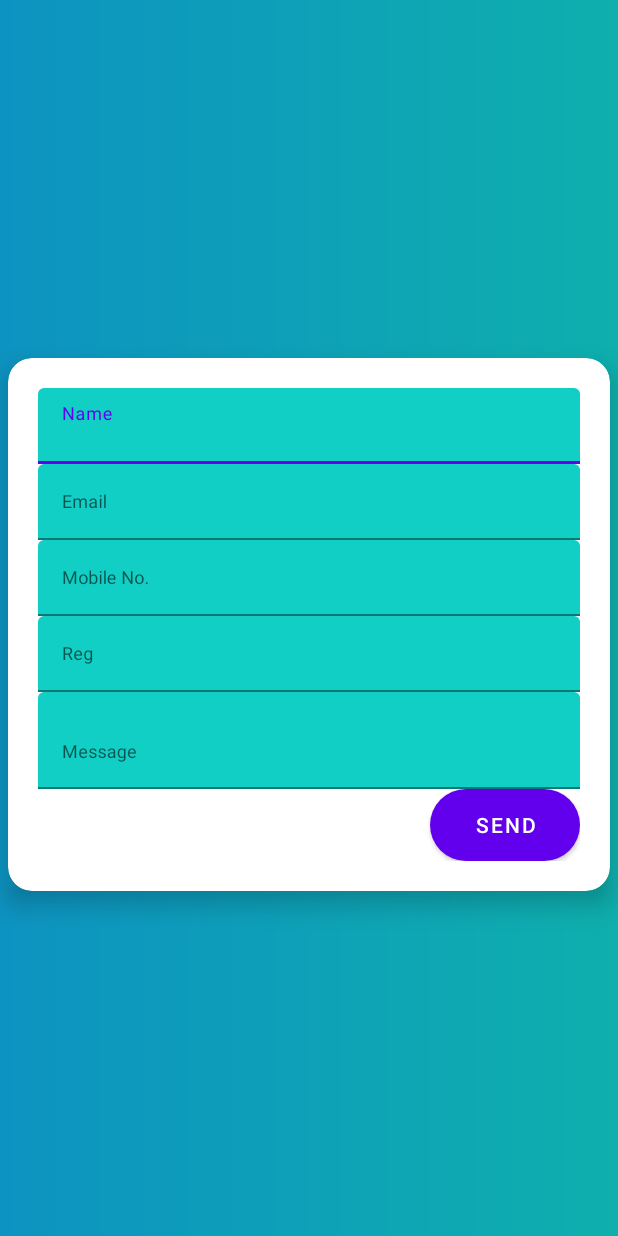
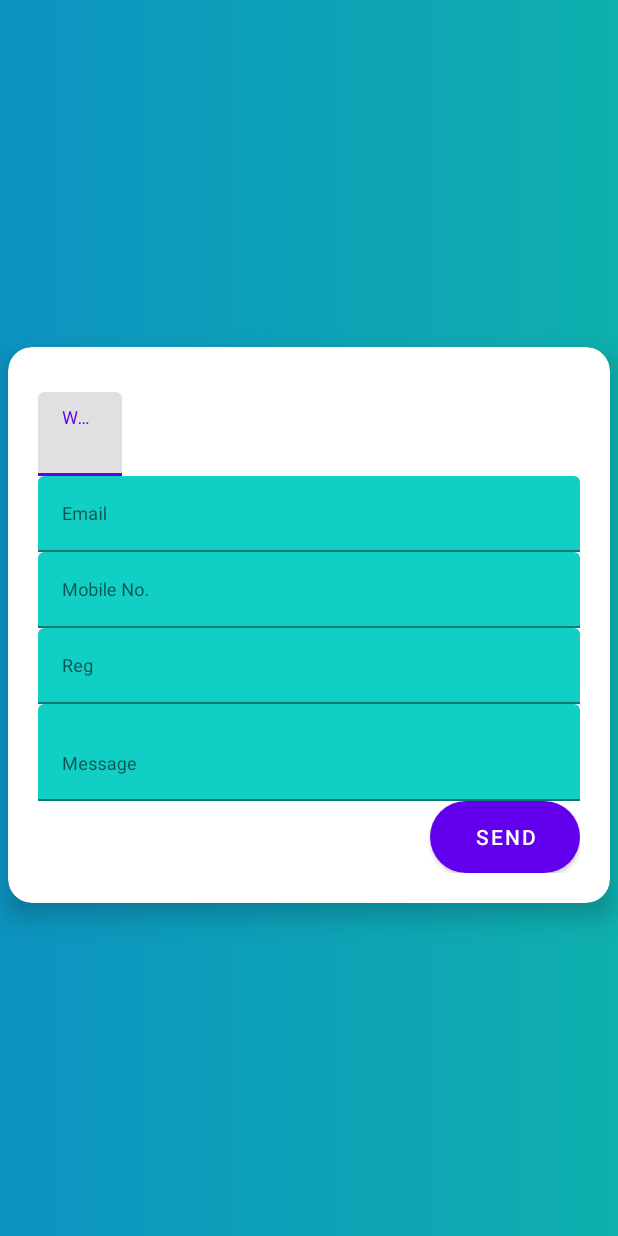
Before and after one commit to Onur-Keskin/Housemate-Finding-Application, an Android app: the layout content_main.xml on its own in the app's theme, with its tools: preview values and no code run, on a phone screen of 412 x 824 dp. Run offline under Robolectric (Android 15) with nearby library versions, the phone set to English and light mode, and no system bars; network calls fail; Roboto replaces fonts that are not available here.

Commit message:
endpoints and some bugs fixed

```diff
--- a/app/src/main/java/com/onurkeskin/demodemobitirmeproje/adapter/CustomerRecyclerViewAdapter.kt
+++ b/app/src/main/java/com/onurkeskin/demodemobitirmeproje/adapter/CustomerRecyclerViewAdapter.kt
@@ -31,7 +31,7 @@ class CustomerRecyclerViewAdapter(private val customerList:ArrayList<CustomerMod
             itemView.setBackgroundColor(Color.parseColor(colors[position%2]))
 
             itemView.customerRecyclerViewNameSurname.text = customerModel.customerName +" "+customerModel.customerSurname
-            itemView.customerRecyclerViewUserName.text =  customerModel.customerUserName
+            itemView.customerRecyclerViewUserName.text =  customerModel.customerUsername
             itemView.customerRecyclerViewDepartment.text = customerModel.customerDepartment
 
         }
@@ -47,7 +47,7 @@ class CustomerRecyclerViewAdapter(private val customerList:ArrayList<CustomerMod
                     for (row in customerList) {
                         //println(row)
                         //2 tane customer geliyor hangisi olacak
-                        if (row.customerUserName.lowercase().contains(constraint.toString().lowercase())) {
+                        if (row.customerUsername.lowercase().contains(constraint.toString().lowercase())) {
                             //println(row.customerUserName)
                             //println(row.customerUserName.lowercase().contains(constraint.toString().lowercase()))
                             resultList.add(row)
--- a/app/src/main/java/com/onurkeskin/demodemobitirmeproje/model/CustomerModel.kt
+++ b/app/src/main/java/com/onurkeskin/demodemobitirmeproje/model/CustomerModel.kt
@@ -3,11 +3,12 @@ package com.onurkeskin.demodemobitirmeproje.model
 data class CustomerModel(
     val customerId:Int,
     val customerName:String,
-    val customerUserName:String,
+    val customerUsername:String,
     val customerSurname:String,
     val customerAge:Int,
     val customerHometown:String,
     val customerDepartment:String,
+    val customerPassword:String,
     val customerGrade:Int,
     val customerPhone:String,
     val customerEmail:String,
--- a/app/src/main/java/com/onurkeskin/demodemobitirmeproje/view/SingleProfileActivity.kt
+++ b/app/src/main/java/com/onurkeskin/demodemobitirmeproje/view/SingleProfileActivity.kt
@@ -178,7 +178,7 @@ class SingleProfileActivity : AppCompatActivity() /*, CustomerSingleProfileRecyc
 
         if(customerModel != null){
             singleProfileNameSurnameAge.text = customerModel!!.customerName + customer!!.customerSurname +  " , " + customer!!.customerAge.toString()
-            singleProfileUsername.text = customerModel!!.customerUserName
+            singleProfileUsername.text = customerModel!!.customerUsername
             singleProfileHometown.text = customerModel!!.customerHometown
             singleProfileDepartmentGrade.text = customerModel!!.customerDepartment + " , " +customerModel!!.customerGrade.toString()
             singleProfilePhone.text = customerModel!!.customerPhone
--- a/app/src/main/res/layout/content_main.xml
+++ b/app/src/main/res/layout/content_main.xml
@@ -33,10 +33,17 @@
                 android:layout_height="wrap_content">
 
                 <EditText
-                    android:id="@+id/txtName"
-                    style="@style/modifiedEditText"
-                    android:hint="@string/name"
-                    android:singleLine="true" />
+                    android:id="@+id/current_weight"
+                    android:layout_width="wrap_content"
+                    android:layout_height="wrap_content"
+                    android:layout_marginTop="10dp"
+                    android:ems="5"
+                    android:hint="Weight"
+                    android:inputType="number"
+                    app:layout_constraintEnd_toEndOf="parent"
+                    app:layout_constraintHorizontal_bias="0.151"
+                    app:layout_constraintStart_toStartOf="parent"
+                    app:layout_constraintTop_toTopOf="parent" />
 
             </com.google.android.material.textfield.TextInputLayout>
 
```
Also changed, not shown: app/src/main/java/com/onurkeskin/demodemobitirmeproje/service/CustomerAPI.kt (+6 -6 lines), app/src/main/java/com/onurkeskin/demodemobitirmeproje/service/HouseOwnerAPI.kt (+5 -2 lines), app/src/main/java/com/onurkeskin/demodemobitirmeproje/view/MainActivity.kt (+5 -4 lines), app/src/main/java/com/onurkeskin/demodemobitirmeproje/view/RegisterActivity.kt (+4 -3 lines), app/src/main/res/layout/activity_register.xml (+51 -47 lines).
